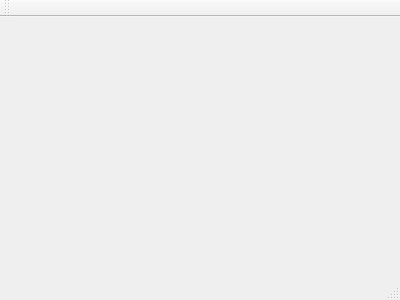
The window that QtQlistWidgetEx/ExQListWidget.ui (XMuli/QtExamples) describes before a commit, drawn with Qt 5.
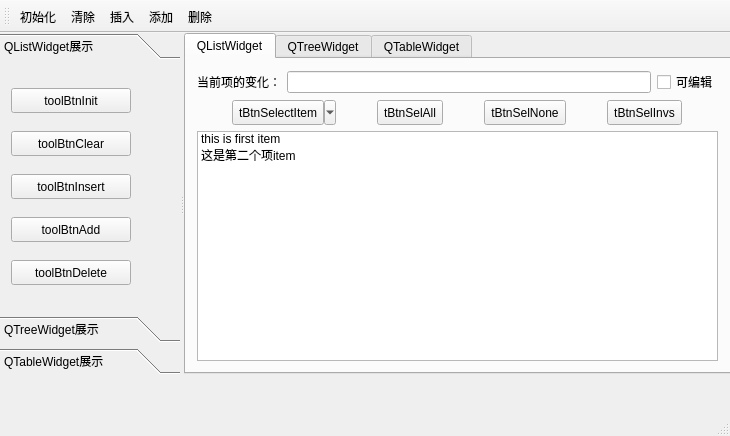
The same window after the commit. Icons and pictures are not drawn.

Commit message:
feat: QListWidget and QToolButton
QListWidget（列表控件） and QToolButton（工具按钮） 的介绍和使用

```diff
--- a/QtQlistWidgetEx/ExQListWidget.ui
+++ b/QtQlistWidgetEx/ExQListWidget.ui
@@ -1,24 +1,583 @@
 <ui version="4.0">
  <class>ExQListWidget</class>
- <widget class="QMainWindow" name="ExQListWidget" >
-  <property name="geometry" >
+ <widget class="QMainWindow" name="ExQListWidget">
+  <property name="geometry">
    <rect>
     <x>0</x>
     <y>0</y>
-    <width>400</width>
-    <height>300</height>
+    <width>730</width>
+    <height>436</height>
    </rect>
   </property>
   <property name="windowTitle" >
    <string>ExQListWidget</string>
   </property>
-  <widget class="QMenuBar" name="menuBar" />
-  <widget class="QToolBar" name="mainToolBar" />
-  <widget class="QWidget" name="centralWidget" />
-  <widget class="QStatusBar" name="statusBar" />
+  <widget class="QWidget" name="centralWidget">
+   <widget class="QSplitter" name="splitter">
+    <property name="geometry">
+     <rect>
+      <x>0</x>
+      <y>0</y>
+      <width>731</width>
+      <height>341</height>
+     </rect>
+    </property>
+    <property name="orientation">
+     <enum>Qt::Horizontal</enum>
+    </property>
+    <widget class="QToolBox" name="toolBox">
+     <property name="minimumSize">
+      <size>
+       <width>140</width>
+       <height>0</height>
+      </size>
+     </property>
+     <property name="maximumSize">
+      <size>
+       <width>180</width>
+       <height>16777215</height>
+      </size>
+     </property>
+     <property name="currentIndex">
+      <number>0</number>
+     </property>
+     <widget class="QWidget" name="pageList">
+      <property name="geometry">
+       <rect>
+        <x>0</x>
+        <y>0</y>
+        <width>180</width>
+        <height>251</height>
+       </rect>
+      </property>
+      <attribute name="icon">
+       <iconset resource="resources.qrc">
+        <normaloff>:/images/List.png</normaloff>:/images/List.png</iconset>
+      </attribute>
+      <attribute name="label">
+       <string>QListWidget展示</string>
+      </attribute>
+      <layout class="QVBoxLayout" name="verticalLayout_2">
+       <item>
+        <widget class="QToolButton" name="toolBtnInit">
+         <property name="minimumSize">
+          <size>
+           <width>120</width>
+           <height>25</height>
+          </size>
+         </property>
+         <property name="text">
+          <string>toolBtnInit</string>
+         </property>
+         <property name="toolButtonStyle">
+          <enum>Qt::ToolButtonTextBesideIcon</enum>
+         </property>
+        </widget>
+       </item>
+       <item>
+        <widget class="QToolButton" name="toolBtnClear">
+         <property name="minimumSize">
+          <size>
+           <width>120</width>
+           <height>25</height>
+          </size>
+         </property>
+         <property name="text">
+          <string>toolBtnClear</string>
+         </property>
+         <property name="toolButtonStyle">
+          <enum>Qt::ToolButtonTextBesideIcon</enum>
+         </property>
+        </widget>
+       </item>
+       <item>
+        <widget class="QToolButton" name="toolBtnInsert">
+         <property name="minimumSize">
+          <size>
+           <width>120</width>
+           <height>25</height>
+          </size>
+         </property>
+         <property name="text">
+          <string>toolBtnInsert</string>
+         </property>
+         <property name="toolButtonStyle">
+          <enum>Qt::ToolButtonTextBesideIcon</enum>
+         </property>
+        </widget>
+       </item>
+       <item>
+        <widget class="QToolButton" name="toolBtnAdd">
+         <property name="minimumSize">
+          <size>
+           <width>120</width>
+           <height>25</height>
+          </size>
+         </property>
+         <property name="text">
+          <string>toolBtnAdd</string>
+         </property>
+         <property name="toolButtonStyle">
+          <enum>Qt::ToolButtonTextBesideIcon</enum>
+         </property>
+        </widget>
+       </item>
+       <item>
+        <widget class="QToolButton" name="toolBtnDelete">
+         <property name="minimumSize">
+          <size>
+           <width>120</width>
+           <height>25</height>
+          </size>
+         </property>
+         <property name="text">
+          <string>toolBtnDelete</string>
+         </property>
+         <property name="toolButtonStyle">
+          <enum>Qt::ToolButtonTextUnderIcon</enum>
+         </property>
+        </widget>
+       </item>
+      </layout>
+     </widget>
+     <widget class="QWidget" name="pageTree">
+      <property name="geometry">
+       <rect>
+        <x>0</x>
+        <y>0</y>
+        <width>180</width>
+        <height>251</height>
+       </rect>
+      </property>
+      <property name="cursor">
+       <cursorShape>SizeVerCursor</cursorShape>
+      </property>
+      <attribute name="icon">
+       <iconset resource="resources.qrc">
+        <normaloff>:/images/TREE.png</normaloff>:/images/TREE.png</iconset>
+      </attribute>
+      <attribute name="label">
+       <string>QTreeWidget展示</string>
+      </attribute>
+      <layout class="QGridLayout" name="gridLayout_2">
+       <item row="0" column="0">
+        <widget class="QGroupBox" name="groupBox">
+         <property name="title">
+          <string>GroupBox</string>
+         </property>
+         <layout class="QVBoxLayout" name="verticalLayout_4">
+          <item>
+           <widget class="QLabel" name="labLeft">
+            <property name="text">
+             <string>此处没有实现任何功能</string>
+            </property>
+           </widget>
+          </item>
+          <item>
+           <widget class="QLineEdit" name="lineEditLeft"/>
+          </item>
+          <item>
+           <widget class="QSpinBox" name="spinBoxLeft"/>
+          </item>
+         </layout>
+        </widget>
+       </item>
+       <item row="1" column="0">
+        <spacer name="verticalSpacer">
+         <property name="orientation">
+          <enum>Qt::Vertical</enum>
+         </property>
+         <property name="sizeHint" stdset="0">
+          <size>
+           <width>20</width>
+           <height>40</height>
+          </size>
+         </property>
+        </spacer>
+       </item>
+      </layout>
+     </widget>
+     <widget class="QWidget" name="pageTable">
+      <attribute name="icon">
+       <iconset resource="resources.qrc">
+        <normaloff>:/images/Table.png</normaloff>:/images/Table.png</iconset>
+      </attribute>
+      <attribute name="label">
+       <string>QTableWidget展示</string>
+      </attribute>
+      <widget class="QLabel" name="label_2">
+       <property name="geometry">
+        <rect>
+         <x>10</x>
+         <y>60</y>
+         <width>161</width>
+         <height>91</height>
+        </rect>
+       </property>
+       <property name="text">
+        <string>此处连布局都没有</string>
+       </property>
+      </widget>
+     </widget>
+    </widget>
+    <widget class="QTabWidget" name="tabWidget">
+     <property name="minimumSize">
+      <size>
+       <width>320</width>
+       <height>0</height>
+      </size>
+     </property>
+     <property name="currentIndex">
+      <number>0</number>
+     </property>
+     <widget class="QWidget" name="tabList">
+      <attribute name="icon">
+       <iconset resource="resources.qrc">
+        <normaloff>:/images/List.png</normaloff>:/images/List.png</iconset>
+      </attribute>
+      <attribute name="title">
+       <string>QListWidget</string>
+      </attribute>
+      <layout class="QGridLayout" name="gridLayout_3">
+       <item row="2" column="0">
+        <layout class="QHBoxLayout" name="horizontalLayout_2">
+         <item>
+          <widget class="QToolButton" name="toolBtnSelectItem">
+           <property name="minimumSize">
+            <size>
+             <width>0</width>
+             <height>25</height>
+            </size>
+           </property>
+           <property name="text">
+            <string>tBtnSelectItem</string>
+           </property>
+           <property name="popupMode">
+            <enum>QToolButton::MenuButtonPopup</enum>
+           </property>
+           <property name="toolButtonStyle">
+            <enum>Qt::ToolButtonTextBesideIcon</enum>
+           </property>
+          </widget>
+         </item>
+         <item>
+          <widget class="QToolButton" name="toolBtnSelAll">
+           <property name="minimumSize">
+            <size>
+             <width>0</width>
+             <height>25</height>
+            </size>
+           </property>
+           <property name="text">
+            <string>tBtnSelAll</string>
+           </property>
+          </widget>
+         </item>
+         <item>
+          <widget class="QToolButton" name="toolBtnSelNone">
+           <property name="minimumSize">
+            <size>
+             <width>0</width>
+             <height>25</height>
+            </size>
+           </property>
+           <property name="text">
+            <string>tBtnSelNone</string>
+           </property>
+          </widget>
+         </item>
+         <item>
+          <widget class="QToolButton" name="toolBtnSelInvs">
+           <property name="minimumSize">
+            <size>
+             <width>0</width>
+             <height>25</height>
+            </size>
+           </property>
+           <property name="text">
+            <string>tBtnSelInvs</string>
+           </property>
+          </widget>
+         </item>
+        </layout>
+       </item>
+       <item row="1" column="0">
+        <layout class="QHBoxLayout" name="horizontalLayout">
+         <item>
+          <widget class="QLabel" name="labCurrItem">
+           <property name="text">
+            <string>当前项的变化：</string>
+           </property>
+          </widget>
+         </item>
+         <item>
+          <widget class="QLineEdit" name="lineEditRight"/>
+         </item>
+         <item>
+          <widget class="QCheckBox" name="checkBox">
+           <property name="text">
+            <string>可编辑</string>
+           </property>
+          </widget>
+         </item>
+        </layout>
+       </item>
+       <item row="3" column="0">
+        <widget class="QListWidget" name="listWidget">
+         <item>
+          <property name="text">
+           <string>this is first item</string>
+          </property>
+          <property name="checkState">
+           <enum>Unchecked</enum>
+          </property>
+          <property name="icon">
+           <iconset resource="resources.qrc">
+            <normaloff>:/images/github.png</normaloff>:/images/github.png</iconset>
+          </property>
+          <property name="flags">
+           <set>ItemIsSelectable|ItemIsEditable|ItemIsDragEnabled|ItemIsUserCheckable|ItemIsEnabled</set>
+          </property>
+         </item>
+         <item>
+          <property name="text">
+           <string>这是第二个项item</string>
+          </property>
+          <property name="checkState">
+           <enum>Unchecked</enum>
+          </property>
+          <property name="icon">
+           <iconset resource="resources.qrc">
+            <normaloff>:/images/gril.png</normaloff>:/images/gril.png</iconset>
+          </property>
+         </item>
+        </widget>
+       </item>
+      </layout>
+     </widget>
+     <widget class="QWidget" name="tabTree">
+      <attribute name="icon">
+       <iconset resource="resources.qrc">
+        <normaloff>:/images/TREE.png</normaloff>:/images/TREE.png</iconset>
+      </attribute>
+      <attribute name="title">
+       <string>QTreeWidget</string>
+      </attribute>
+      <layout class="QGridLayout" name="gridLayout">
+       <item row="0" column="0">
+        <widget class="QPushButton" name="pushButton">
+         <property name="text">
+          <string>这里什么都没有，只有一个布局，此页面也没有实现任何功能</string>
+         </property>
+        </widget>
+       </item>
+      </layout>
+     </widget>
+     <widget class="QWidget" name="tabTable">
+      <attribute name="icon">
+       <iconset resource="resources.qrc">
+        <normaloff>:/images/Table.png</normaloff>:/images/Table.png</iconset>
+      </attribute>
+      <attribute name="title">
+       <string>QTableWidget</string>
+      </attribute>
+      <widget class="QLabel" name="label">
+       <property name="geometry">
+        <rect>
+         <x>110</x>
+         <y>120</y>
+         <width>331</width>
+         <height>101</height>
+        </rect>
+       </property>
+       <property name="text">
+        <string>这里什么都没有，连布局都没有</string>
+       </property>
+      </widget>
+     </widget>
+    </widget>
+   </widget>
+  </widget>
+  <widget class="QMenuBar" name="menuBar">
+   <property name="geometry">
+    <rect>
+     <x>0</x>
+     <y>0</y>
+     <width>730</width>
+     <height>23</height>
+    </rect>
+   </property>
+  </widget>
+  <widget class="QStatusBar" name="statusBar"/>
+  <widget class="QToolBar" name="toolBar">
+   <property name="windowTitle">
+    <string>toolBar</string>
+   </property>
+   <property name="toolButtonStyle">
+    <enum>Qt::ToolButtonTextUnderIcon</enum>
+   </property>
+   <attribute name="toolBarArea">
+    <enum>TopToolBarArea</enum>
+   </attribute>
+   <attribute name="toolBarBreak">
+    <bool>false</bool>
+   </attribute>
+   <addaction name="actListInit"/>
+   <addaction name="actClear"/>
+   <addaction name="actInsert"/>
+   <addaction name="actAdd"/>
+   <addaction name="actDel"/>
+  </widget>
+  <action name="actListInit">
+   <property name="icon">
+    <iconset resource="resources.qrc">
+     <normaloff>:/images/init.png</normaloff>:/images/init.png</iconset>
+   </property>
+   <property name="text">
+    <string>初始化</string>
+   </property>
+   <property name="toolTip">
+    <string>初始化列表</string>
+   </property>
+   <property name="shortcut">
+    <string>Ctrl+I</string>
+   </property>
+  </action>
+  <action name="actClear">
+   <property name="icon">
+    <iconset resource="resources.qrc">
+     <normaloff>:/images/clear.png</normaloff>:/images/clear.png</iconset>
+   </property>
+   <property name="text">
+    <string>清除</string>
+   </property>
+   <property name="toolTip">
+    <string>清除列表</string>
+   </property>
+   <property name="shortcut">
+    <string>Alt+C</string>
+   </property>
+  </action>
+  <action name="actInsert">
+   <property name="icon">
+    <iconset resource="resources.qrc">
+     <normaloff>:/images/insert.png</normaloff>:/images/insert.png</iconset>
+   </property>
+   <property name="text">
+    <string>插入</string>
+   </property>
+   <property name="toolTip">
+    <string>插入项</string>
+   </property>
+   <property name="shortcut">
+    <string>Alt+I</string>
+   </property>
+  </action>
+  <action name="actAdd">
+   <property name="icon">
+    <iconset resource="resources.qrc">
+     <normaloff>:/images/add.png</normaloff>:/images/add.png</iconset>
+   </property>
+   <property name="text">
+    <string>添加</string>
+   </property>
+   <property name="toolTip">
+    <string>添加项</string>
+   </property>
+   <property name="shortcut">
+    <string>Alt+A</string>
+   </property>
+  </action>
+  <action name="actDel">
+   <property name="icon">
+    <iconset resource="resources.qrc">
+     <normaloff>:/images/delete.png</normaloff>:/images/delete.png</iconset>
+   </property>
+   <property name="text">
+    <string>删除</string>
+   </property>
+   <property name="toolTip">
+    <string>删除当前项目</string>
+   </property>
+   <property name="shortcut">
+    <string>Ctrl+D</string>
+   </property>
+  </action>
+  <action name="actSelAll">
+   <property name="text">
+    <string>全选</string>
+   </property>
+   <property name="toolTip">
+    <string>选择全部</string>
+   </property>
+   <property name="shortcut">
+    <string>Ctrl+A</string>
+   </property>
+  </action>
+  <action name="actSelNone">
+   <property name="text">
+    <string>全不选</string>
+   </property>
+   <property name="toolTip">
+    <string>全部不选中</string>
+   </property>
+  </action>
+  <action name="actSelInvs">
+   <property name="text">
+    <string>反选</string>
+   </property>
+   <property name="toolTip">
+    <string>选择相反的部分</string>
+   </property>
+  </action>
+  <action name="actSelPopMenu">
+   <property name="icon">
+    <iconset resource="resources.qrc">
+     <normaloff>:/images/menu.png</normaloff>:/images/menu.png</iconset>
+   </property>
+   <property name="text">
+    <string>选项</string>
+   </property>
+   <property name="toolTip">
+    <string>多种选择方式</string>
+   </property>
+  </action>
+  <action name="actExit">
+   <property name="icon">
+    <iconset resource="resources.qrc">
+     <normaloff>:/images/exit.png</normaloff>:/images/exit.png</iconset>
+   </property>
+   <property name="text">
+    <string>退出</string>
+   </property>
+   <property name="toolTip">
+    <string>退出程序</string>
+   </property>
+   <property name="shortcut">
+    <string>Ctrl+0</string>
+   </property>
+  </action>
  </widget>
- <layoutDefault spacing="6" margin="11" />
- <pixmapfunction></pixmapfunction>
- <resources/>
- <connections/>
+ <layoutdefault spacing="6" margin="11"/>
+ <resources>
+  <include location="resources.qrc"/>
+ </resources>
+ <connections>
+  <connection>
+   <sender>actSelPopMenu</sender>
+   <signal>triggered()</signal>
+   <receiver>actSelInvs</receiver>
+   <slot>trigger()</slot>
+   <hints>
+    <hint type="sourcelabel">
+     <x>-1</x>
+     <y>-1</y>
+    </hint>
+    <hint type="destinationlabel">
+     <x>363</x>
+     <y>212</y>
+    </hint>
+   </hints>
+  </connection>
+ </connections>
 </ui>
```
Left out of the diff: 3 changed lines with no effect on the pictures. The commit also changes 13 other files.
